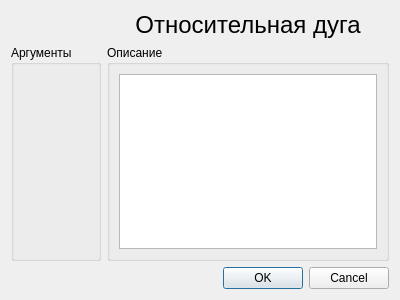
Above: KAMEditor/gui/commands/arc2dialog.ui from Xtail96/SML before the change. Below: the same form after it.
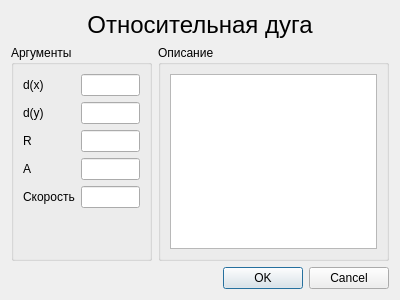
That is the form after the change.

The edit to the form file:
```diff
--- a/KAMEditor/gui/commands/arc2dialog.ui
+++ b/KAMEditor/gui/commands/arc2dialog.ui
@@ -40,8 +40,67 @@
      </property>
     </widget>
    </item>
-   <item row="0" column="1">
-    <widget class="QLabel" name="label">
+   <item row="2" column="0">
+    <widget class="QGroupBox" name="arc2_groupBox_arguments">
+     <property name="title">
+      <string>Аргументы</string>
+     </property>
+     <layout class="QFormLayout" name="formLayout">
+      <item row="0" column="0">
+       <widget class="QLabel" name="arc2_dx_label">
+        <property name="text">
+         <string>d(x)</string>
+        </property>
+       </widget>
+      </item>
+      <item row="1" column="0">
+       <widget class="QLabel" name="arc2_dy_label">
+        <property name="text">
+         <string>d(y)</string>
+        </property>
+       </widget>
+      </item>
+      <item row="2" column="0">
+       <widget class="QLabel" name="arc2_r_label">
+        <property name="text">
+         <string>R</string>
+        </property>
+       </widget>
+      </item>
+      <item row="3" column="0">
+       <widget class="QLabel" name="arc2_a_label">
+        <property name="text">
+         <string>A</string>
+        </property>
+       </widget>
+      </item>
+      <item row="4" column="0">
+       <widget class="QLabel" name="arc2_velocity_label">
+        <property name="text">
+         <string>Скорость</string>
+        </property>
+       </widget>
+      </item>
+      <item row="0" column="1">
+       <widget class="QLineEdit" name="arc2_dx_lineEdit"/>
+      </item>
+      <item row="1" column="1">
+       <widget class="QLineEdit" name="arc2_dy_lineEdit"/>
+      </item>
+      <item row="2" column="1">
+       <widget class="QLineEdit" name="arc2_r_lineEdit"/>
+      </item>
+      <item row="3" column="1">
+       <widget class="QLineEdit" name="arc2_a_lineEdit"/>
+      </item>
+      <item row="4" column="1">
+       <widget class="QLineEdit" name="arc2_velocity_lineEdit"/>
+      </item>
+     </layout>
+    </widget>
+   </item>
+   <item row="0" column="0" colspan="2">
+    <widget class="QLabel" name="arc2_title_label">
      <property name="sizePolicy">
       <sizepolicy hsizetype="Preferred" vsizetype="Fixed">
        <horstretch>0</horstretch>
@@ -61,13 +120,6 @@
      </property>
     </widget>
    </item>
-   <item row="2" column="0">
-    <widget class="QGroupBox" name="arc2_groupBox_arguments">
-     <property name="title">
-      <string>Аргументы</string>
-     </property>
-    </widget>
-   </item>
   </layout>
  </widget>
  <resources/>
```
